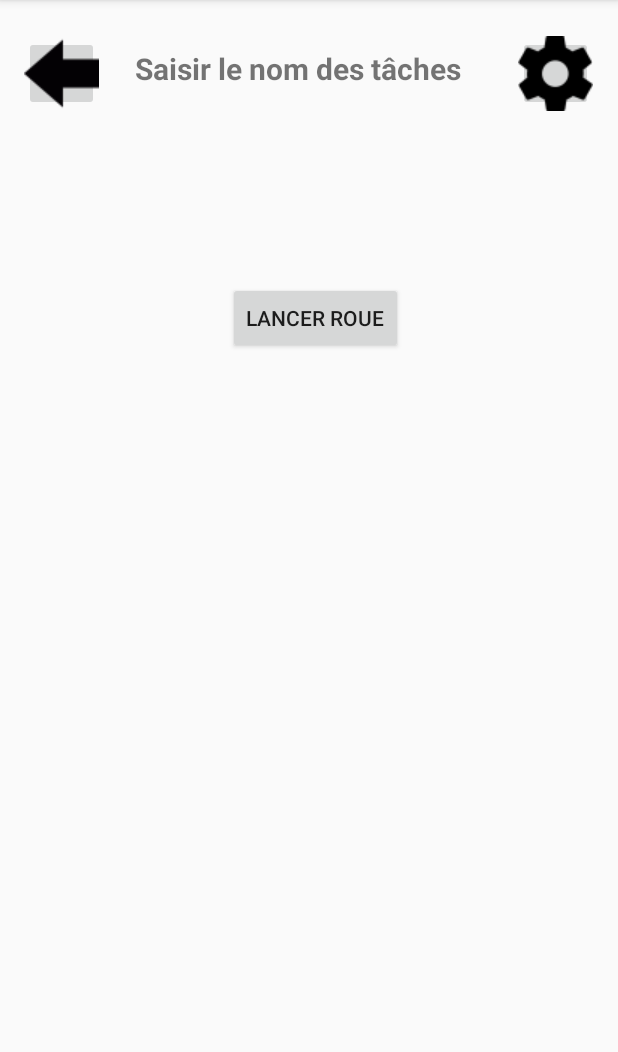
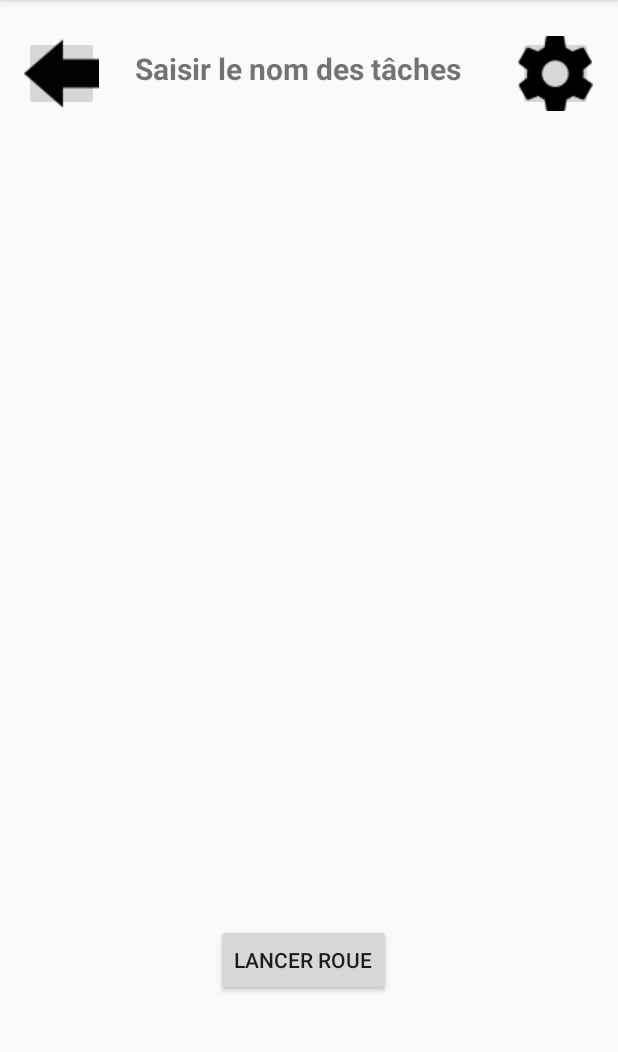
Before and after one commit to ThomasChatard/telephone, an Android app: the RoueHasardTaches screen opened directly, with no data from a screen before it, on a phone screen of 412 x 824 dp, the part 84-1136 px from its top. Run offline under Robolectric (Android 15) with nearby library versions, the phone set to English and light mode, and no system bars.

Commit message:
Fin de journée

```diff
--- a/app/src/main/res/layout/rouehasard.xml
+++ b/app/src/main/res/layout/rouehasard.xml
@@ -5,7 +5,7 @@
     android:layout_width="match_parent"
     android:layout_height="match_parent"
     xmlns:LuckyWheel="http://schemas.android.com/apk/res-auto"
-    tools:context="com.example.tacheroulette.com.bluehomestudio.luckywheeldemo.RoueHasard">
+    tools:context=".RoueHasard">
 
     <TextView
         android:id="@+id/textView"
--- a/app/src/main/res/layout/rouehasardtaches.xml
+++ b/app/src/main/res/layout/rouehasardtaches.xml
@@ -23,9 +23,9 @@
         android:id="@+id/suivant"
         android:layout_width="wrap_content"
         android:layout_height="wrap_content"
-        android:layout_marginStart="152dp"
-        android:layout_marginLeft="152dp"
-        android:layout_marginTop="124dp"
+        android:layout_marginStart="144dp"
+        android:layout_marginLeft="144dp"
+        android:layout_marginTop="552dp"
         android:text="@string/lancer_roue"
         app:layout_constraintStart_toStartOf="parent"
         app:layout_constraintTop_toBottomOf="@+id/textView" />
```
